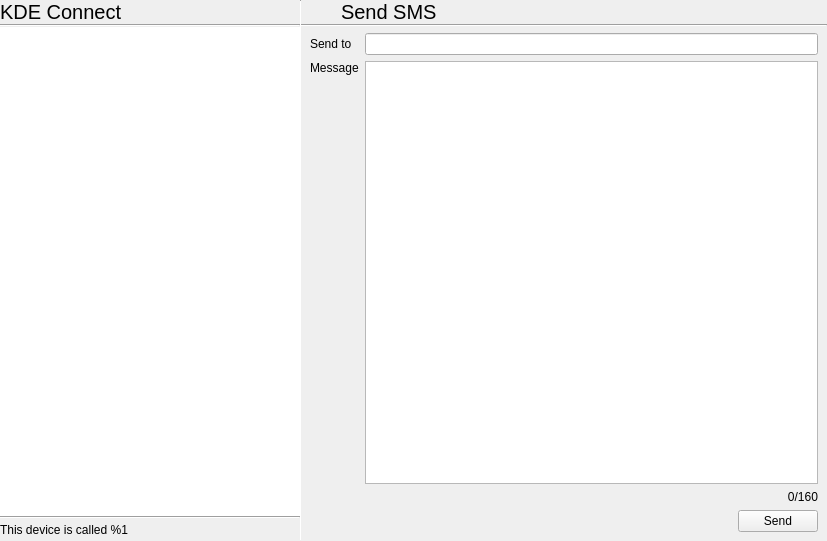
The window that shell/kdeconnect/kdeconnectwidget.ui (vicr123/theshell) describes before a commit, drawn with Qt 5.
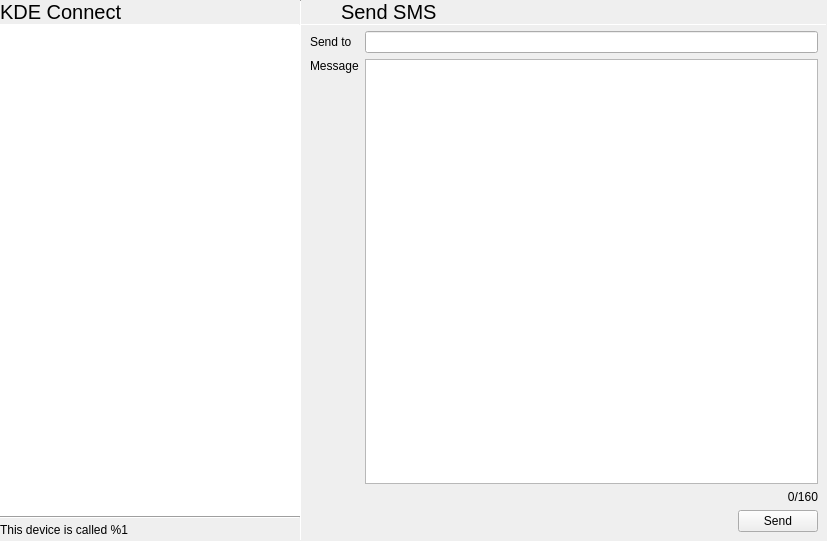
The same window after the commit. Icons and pictures are not drawn. Custom widgets are drawn as their Qt base class.

Patch:
```diff
--- a/shell/kdeconnect/kdeconnectwidget.ui
+++ b/shell/kdeconnect/kdeconnectwidget.ui
@@ -88,6 +88,12 @@
         </item>
         <item>
          <widget class="Line" name="line_2">
+          <property name="maximumSize">
+           <size>
+            <width>16777215</width>
+            <height>1</height>
+           </size>
+          </property>
           <property name="orientation">
            <enum>Qt::Horizontal</enum>
           </property>
@@ -1070,6 +1076,12 @@
          </item>
          <item>
           <widget class="Line" name="line_8">
+           <property name="maximumSize">
+            <size>
+             <width>16777215</width>
+             <height>1</height>
+            </size>
+           </property>
            <property name="orientation">
             <enum>Qt::Horizontal</enum>
            </property>
```
